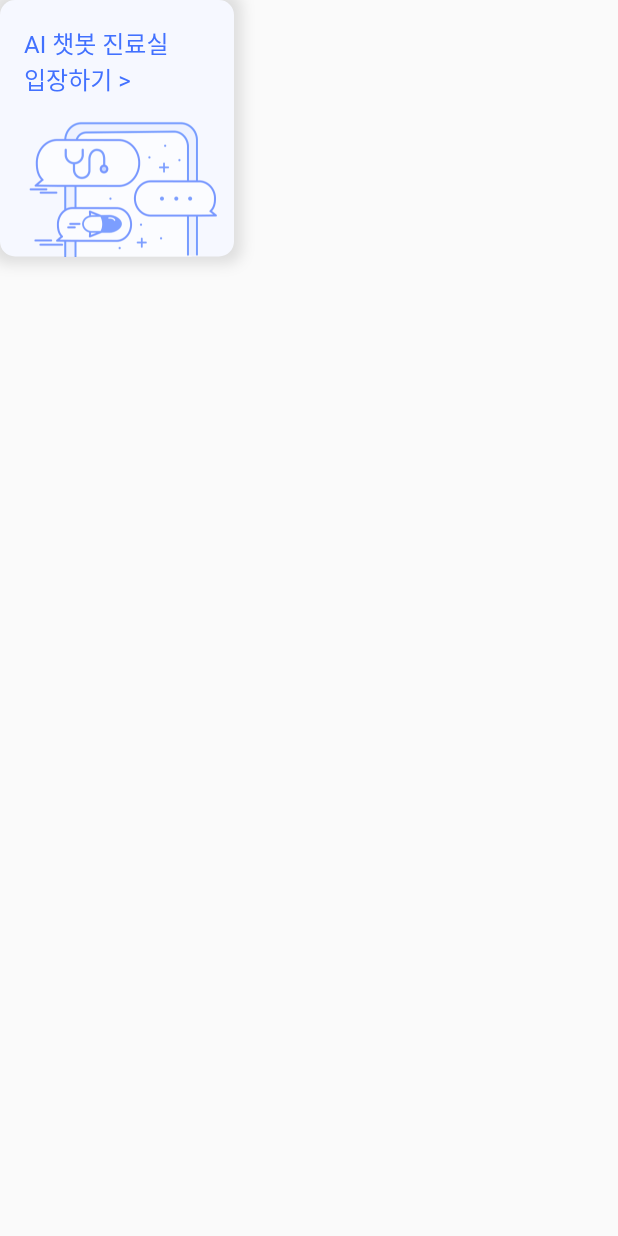
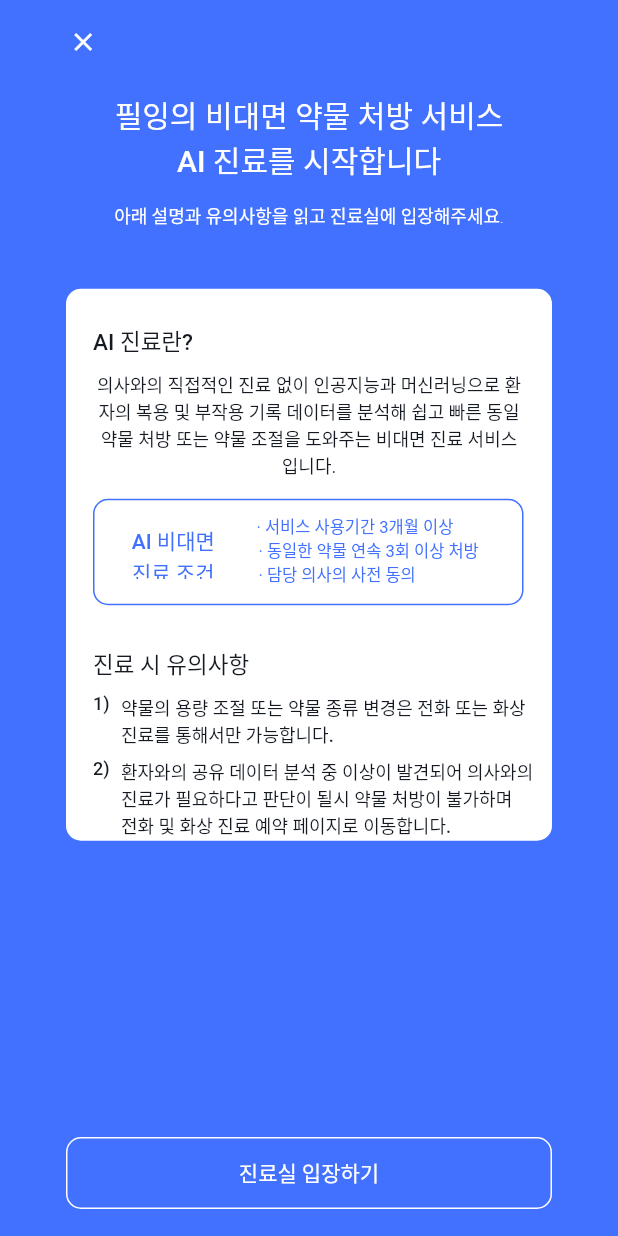
Before and after one commit to rieull0225/Pilling, a Flutter app: the EnterButton widget shown alone on an empty page, opened directly, after a tap on an icon or button, on a phone screen of 412 x 824 dp. Run offline on Flutter 3.47's test engine with Material 2 defaults, Android fonts, the light colour scheme and no system bars; our stand-ins replace date_format, dotted_line, get, smooth_page_indicator, timer_builder; Roboto replaces fonts that are missing (Apple, Gmarket).

Commit message:
1004 ai 채팅방 완성

```diff
--- /dev/null
+++ b/lib/AIEnter.dart
@@ -0,0 +1,140 @@
+
+import 'package:degree/AIDoctor.dart';
+import 'package:flutter/cupertino.dart';
+import 'package:flutter/material.dart';
+import 'package:flutter/rendering.dart';
+import 'package:get/get.dart';
+class AIEnter extends StatefulWidget {
+  const AIEnter({Key? key}) : super(key: key);
+
+  @override
+  _AIEnterState createState() => _AIEnterState();
+}
+
+class _AIEnterState extends State<AIEnter> {
+  @override
+  Widget build(BuildContext context) {
+    return Container(width: MediaQuery.of(context).size.width, height : MediaQuery.of(context).size.height,
+    decoration: BoxDecoration(color: Color(0xff4271ff)),
+    child : Padding(
+      padding: const EdgeInsets.all(18.0),
+      child: Column(
+        crossAxisAlignment: CrossAxisAlignment.center,
+        children: [
+          Padding(
+            padding: const EdgeInsets.fromLTRB(1.5,0,309.5,0),
+            child: GestureDetector(
+              onTap: (){
+                Get.back();
+              },
+                child: SizedBox(width : 13, height : 13,child : Icon(Icons.close, color: Colors.white, size: 20,))),
+          ),
+          SizedBox(height : 30.5),
+          Text("필잉의 비대면 약물 처방 서비스\nAI 진료를 시작합니다",
+            style: TextStyle(color : Colors.white, fontSize: 20, fontFamily: 'Gmarket',
+                fontWeight: FontWeight.w500, decoration: TextDecoration.none, ),textAlign: TextAlign.center),
+          SizedBox(height : 13,),
+          Text("아래 설명과 유의사항을 읽고 진료실에 입장해주세요.",
+              style: TextStyle(color : Colors.white, fontSize: 12, fontFamily: 'Apple',
+                fontWeight: FontWeight.w100, decoration: TextDecoration.none, ),textAlign: TextAlign.center),
+          SizedBox(height : 40),
+          Container(
+            height : 368, width : 324,
+            decoration: BoxDecoration(color: Colors.white, borderRadius: BorderRadius.circular(10)),
+            child : Padding(
+              padding: const EdgeInsets.all(18.0),
+              child: Column(
+                crossAxisAlignment: CrossAxisAlignment.start,
+                children: [
+                  SizedBox(height : 6),
+                  Text('AI 진료란?', style: TextStyle(color : Color(0xff141922), fontSize: 15, fontFamily: 'Gmarket',
+                    fontWeight: FontWeight.w500, decoration: TextDecoration.none, ),textAlign: TextAlign.center),
+                  SizedBox(height : 9),
+                  Text('의사와의 직접적인 진료 없이 인공지능과'
+                      ' 머신러닝으로 환자의 복용 및 부작용 기록 데이터를'
+                      ' 분석해 쉽고 빠른 동일 약물 처방 또는 약물 조절을'
+                      ' 도와주는 비대면 진료 서비스입니다.', style: TextStyle(color : Color(0xff141922), fontSize: 12, fontFamily: 'Apple',
+                    fontWeight: FontWeight.w400, decoration: TextDecoration.none, ),textAlign: TextAlign.center),
+                  SizedBox(height : 13),
+                  Container(height : 71, width : 287, decoration: BoxDecoration(
+                    borderRadius: BorderRadius.circular(10),
+                    border: Border.all(color: Color(0xff4271ff),),
+                  ),child : Padding(
+                    padding: const EdgeInsets.all(9.0),
+                    child: Row(
+                      children: [
+                        SizedBox(width : 10),
+                        Container(width : 67, height : 36, child: Text('AI 비대면\n진료 조건', style: TextStyle(color : Color(0xff4271ff), fontSize: 14, fontFamily: 'Gmarket',
+                      fontWeight: FontWeight.w500, decoration: TextDecoration.none, ),textAlign: TextAlign.center)),
+                        SizedBox(
+                          width : 22,
+                        ),
+                        Column(
+                          crossAxisAlignment: CrossAxisAlignment.start,
+                          children: [
+                            Text('·\t서비스 사용기간 3개월 이상', style: TextStyle(color : Color(0xff4271ff), fontSize: 11, fontFamily: 'Apple',
+                              fontWeight: FontWeight.w400, decoration: TextDecoration.none, ),textAlign: TextAlign.center),
+                            Text('·\t동일한 약물 연속 3회 이상 처방 ', style: TextStyle(color : Color(0xff4271ff), fontSize: 11, fontFamily: 'Apple',
+                              fontWeight: FontWeight.w400, decoration: TextDecoration.none, ),textAlign: TextAlign.center),
+                            Text('·\t담당 의사의 사전 동의 ', style: TextStyle(color : Color(0xff4271ff), fontSize: 11, fontFamily: 'Apple',
+                              fontWeight: FontWeight.w400, decoration: TextDecoration.none, ),textAlign: TextAlign.center)
+
+                          ],
+                        ),
+                      ],
+                    ),
+                  )
+                  ),
+                  SizedBox(height : 28),
+                  Text('진료 시 유의사항', style: TextStyle(color : Color(0xff141922), fontSize: 15, fontFamily: 'Gmarket',
+                    fontWeight: FontWeight.w500, decoration: TextDecoration.none, ),textAlign: TextAlign.center),
+                  SizedBox(height : 9),
+                  Row(
+                    crossAxisAlignment: CrossAxisAlignment.start,
+                    children: [
+                      Text('1)', style: TextStyle(color : Color(0xff141922), fontSize: 12, fontFamily: 'Apple',
+                        fontWeight: FontWeight.w500, decoration: TextDecoration.none, ),textAlign: TextAlign.start),
+                      SizedBox(width : 7.6),
+                      Text('약물의 용량 조절 또는 약물 종류 변경은 전화 또는 화상\n진료를 통해서만 가능합니다.', style: TextStyle(color : Color(0xff141922), fontSize: 12, fontFamily: 'Apple',
+                        fontWeight: FontWeight.w500, decoration: TextDecoration.none, ),textAlign: TextAlign.start),
+                    ],
+                  ),
+                  SizedBox(height : 7),
+                  Row(
+                    crossAxisAlignment: CrossAxisAlignment.start,
+                    children: [
+                      Text('2)', style: TextStyle(color : Color(0xff141922), fontSize: 12, fontFamily: 'Apple',
+                        fontWeight: FontWeight.w500, decoration: TextDecoration.none, ),textAlign: TextAlign.start),
+                      SizedBox(width : 7.6),
+                      Text('환자와의 공유 데이터 분석 중 이상이 발견되어 의사와의\n진료가 필요하다고 판단이 될시 약물 처방이 불가하며\n'
+                          '전화 및 화상 진료 예약 페이지로 이동합니다.', style: TextStyle(color : Color(0xff141922), fontSize: 12, fontFamily: 'Apple',
+                        fontWeight: FontWeight.w500, decoration: TextDecoration.none, ),textAlign: TextAlign.start),
+                    ],
+                  ),
+
+                ],
+              ),
+            ),
+          ),
+          Expanded(child: Container()),
+          GestureDetector(
+            onTap: (){
+              Get.to(AIDoctor());
+            },
+            child: Container(
+              decoration: BoxDecoration(
+                border: Border.all(color:Colors.white),
+                borderRadius: BorderRadius.circular(10)
+              ),
+              width : 324, height : 48, child :Center(
+                child: Text('진료실 입장하기', style: TextStyle(color : Colors.white, fontSize: 14, fontFamily: 'Apple',
+                fontWeight: FontWeight.w200, decoration: TextDecoration.none, ),textAlign: TextAlign.start),
+              ),
+            ),
+          )
+
+        ],
+      ),
+    ));
+  }
+}
--- a/lib/homeFirst.dart
+++ b/lib/homeFirst.dart
@@ -5,9 +5,8 @@
 import 'package:flutter/material.dart';
 import 'package:date_format/date_format.dart';
 import 'package:get/get.dart';
-import 'homeFirst.dart';
+import 'package:degree/AIEnter.dart';
 import 'package:intl/intl.dart';
-import 'package:timer_builder/timer_builder.dart';
 
 String dateFormat = DateFormat('EEEE').format(DateTime.now());
 bool isSet = false;
@@ -130,6 +129,10 @@
 Widget EnterButton(){
   return GestureDetector(
     onTap:(){},
+    child: InkWell(
+      onTap: (){
+        Get.to(AIEnter());
+      },
       child: Container(
           width : 156, height : 171,
           decoration: BoxDecoration(color : Color(0xfff6f8ff),
@@ -147,6 +150,7 @@
               ],
             ),
           )
+      ),
     ),
   );
 }
```
Also changed, not shown: lib/AIDoctor.dart (added, +302 -0 lines), pubspec.lock. Lines whose indentation alone changed are shown as unchanged.
